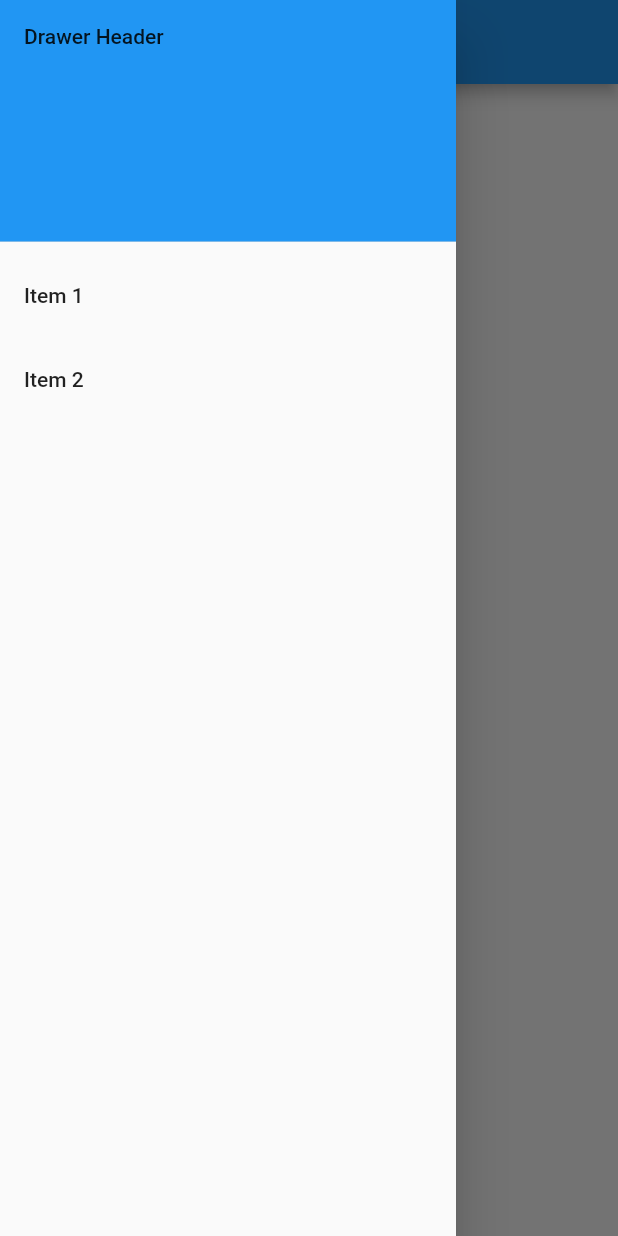
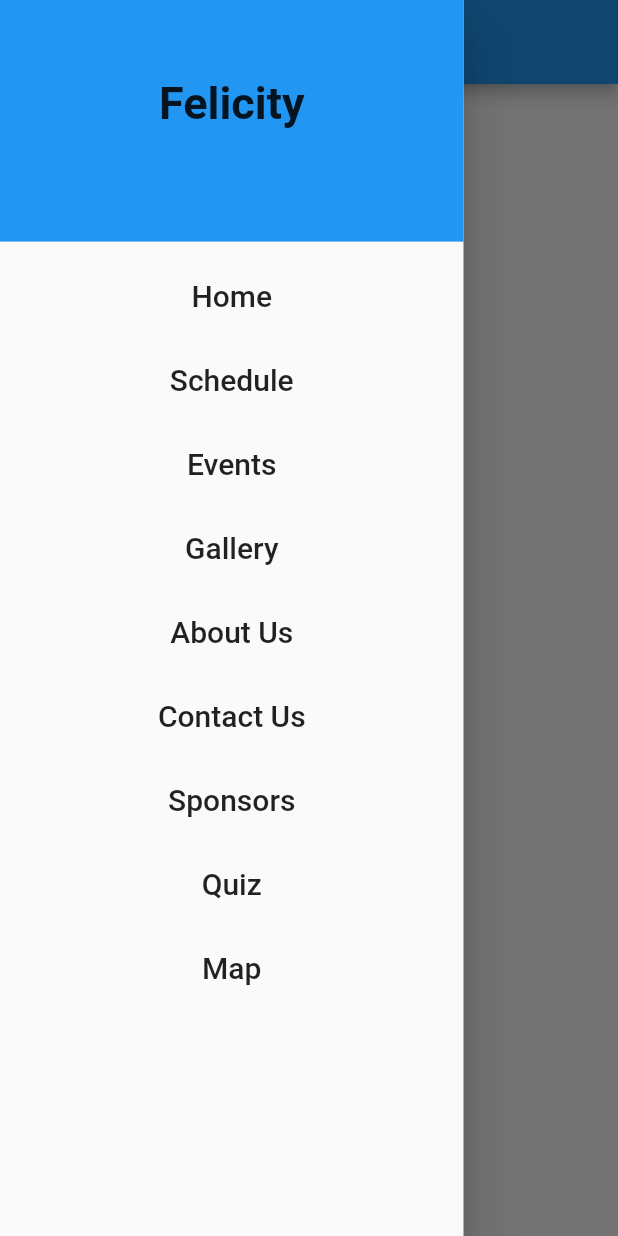
Before and after one commit to daksh0225/felicity_app, a Flutter app: the screen it shows after launch, with the side drawer open, on a phone screen of 412 x 824 dp. Run offline on Flutter 3.47's test engine with Material 2 defaults, Android fonts, the phone set to English and light mode, and no system bars.

Commit message:
Basic structure created

```diff
--- /dev/null
+++ b/lib/about.dart
@@ -0,0 +1,37 @@
+import 'package:flutter/material.dart';
+import 'package:flutter/cupertino.dart';
+import 'main.dart';
+import 'drawer.dart';
+
+class AboutPageRoute extends CupertinoPageRoute {
+	AboutPageRoute()
+		: super(builder: (BuildContext context) => new AboutPage());
+
+
+	// OPTIONAL IF YOU WISH TO HAVE SOME EXTRA ANIMATION WHILE ROUTING
+	@override
+	Widget buildPage(BuildContext context, Animation<double> animation,
+		Animation<double> secondaryAnimation) {
+	return new FadeTransition(opacity: animation, child: new AboutPage());
+	}
+}
+
+class AboutPage extends StatefulWidget {
+ @override
+ _AboutState createState() {
+	 return _AboutState();
+ }
+}
+
+class _AboutState extends State<AboutPage> {
+ @override
+	Widget build(BuildContext context) {
+	 return Scaffold(
+		 appBar: AppBar(title: Text('About')),
+		body: Center(
+		child: Text('hello'),
+		),
+		drawer:  DrawerWidget(),
+		);
+	}
+ }
--- /dev/null
+++ b/lib/contact.dart
@@ -0,0 +1,37 @@
+import 'package:flutter/material.dart';
+import 'package:flutter/cupertino.dart';
+import 'main.dart';
+import 'drawer.dart';
+
+class ContactPageRoute extends CupertinoPageRoute {
+	ContactPageRoute()
+		: super(builder: (BuildContext context) => new ContactPage());
+
+
+	// OPTIONAL IF YOU WISH TO HAVE SOME EXTRA ANIMATION WHILE ROUTING
+	@override
+	Widget buildPage(BuildContext context, Animation<double> animation,
+		Animation<double> secondaryAnimation) {
+	return new FadeTransition(opacity: animation, child: new ContactPage());
+	}
+}
+
+class ContactPage extends StatefulWidget {
+ @override
+ _ContactState createState() {
+	 return _ContactState();
+ }
+}
+
+class _ContactState extends State<ContactPage> {
+ @override
+	Widget build(BuildContext context) {
+	 return Scaffold(
+		 appBar: AppBar(title: Text('Contact')),
+		body: Center(
+		child: Text('hello'),
+		),
+		drawer:  DrawerWidget(),
+		);
+	}
+ }
--- /dev/null
+++ b/lib/drawer.dart
@@ -0,0 +1,107 @@
+import 'package:flutter/material.dart';
+import 'package:flutter/cupertino.dart';
+import 'main.dart';
+import 'schedule.dart';
+import 'events.dart';
+import 'gallery.dart';
+import 'about.dart';
+import 'contact.dart';
+import 'sponsor.dart';
+import 'map.dart';
+import 'quiz.dart';
+
+class DrawerWidget extends StatelessWidget{
+	@override
+	Widget build(BuildContext context){
+		return Drawer(
+			child: ListView(
+				padding: EdgeInsets.zero,
+				children: <Widget>[
+					DrawerHeader(
+						child: Text('\nFelicity',
+						textAlign: TextAlign.center,
+						style: TextStyle(fontSize: 30,fontWeight: FontWeight.bold),
+						),
+						decoration: BoxDecoration(
+							color: Colors.blue,
+						),
+					),
+          ListTile(
+						title: Text('Home',
+						textAlign: TextAlign.center,
+						style: TextStyle(fontSize: 20),),
+						onTap: () {
+							Navigator.of(context).pushNamed('/');
+						},
+					),
+					ListTile(
+						title: Text('Schedule'
+						,textAlign: TextAlign.center,
+						style: TextStyle(fontSize: 20),),
+						onTap: () {
+							Navigator.of(context).push(new SchedulePageRoute());
+              // Navigator.of(context).pushNamedAndRemoveUntil('/scchedule', (Route<dynamic> route) => false);
+						},
+					),
+
+					ListTile(
+						title: Text('Events',
+						textAlign: TextAlign.center,
+						style: TextStyle(fontSize: 20),),
+						onTap: () {
+							Navigator.of(context).push(new EventsPageRoute());
+						},
+					),
+					ListTile(
+						title: Text('Gallery',
+						textAlign: TextAlign.center,
+						style: TextStyle(fontSize: 20),),
+						onTap: () {
+							Navigator.of(context).push(new GalleryPageRoute());
+						},
+					),
+					ListTile(
+						title: Text('About Us',
+						textAlign: TextAlign.center,
+						style: TextStyle(fontSize: 20),),
+						onTap: () {
+							Navigator.of(context).push(new AboutPageRoute());
+						},
+					),
+					ListTile(
+						title: Text('Contact Us',
+						textAlign: TextAlign.center,
+						style: TextStyle(fontSize: 20),),
+						onTap: () {
+							Navigator.of(context).push(new ContactPageRoute());
+						},
+					),
+					ListTile(
+						title: Text('Sponsors',
+						textAlign: TextAlign.center,
+						style: TextStyle(fontSize: 20),),
+						onTap: () {
+							Navigator.of(context).push(new SponsorPageRoute());
+						},
+					),
+					ListTile(
+						title: Text('Quiz',
+						textAlign: TextAlign.center,
+						style: TextStyle(fontSize: 20),),
+						onTap: () {
+							Navigator.of(context).push(new QuizPageRoute());
+						},
+					),
+					ListTile(
+						title: Text('Map',
+						textAlign: TextAlign.center,
+						style: TextStyle(fontSize: 20),),
+						onTap: () {
+							Navigator.of(context).push(new MapPageRoute());
+						},
+					),
+				],
+			),
+		);
+	}
+}
--- /dev/null
+++ b/lib/events.dart
@@ -0,0 +1,37 @@
+import 'package:flutter/material.dart';
+import 'package:flutter/cupertino.dart';
+import 'main.dart';
+import 'drawer.dart';
+
+class EventsPageRoute extends CupertinoPageRoute {
+	EventsPageRoute()
+		: super(builder: (BuildContext context) => new EventsPage());
+
+
+	// OPTIONAL IF YOU WISH TO HAVE SOME EXTRA ANIMATION WHILE ROUTING
+	@override
+	Widget buildPage(BuildContext context, Animation<double> animation,
+		Animation<double> secondaryAnimation) {
+	return new FadeTransition(opacity: animation, child: new EventsPage());
+	}
+}
+
+class EventsPage extends StatefulWidget {
+ @override
+ _EventsState createState() {
+	 return _EventsState();
+ }
+}
+
+class _EventsState extends State<EventsPage> {
+ @override
+	Widget build(BuildContext context) {
+	 return Scaffold(
+		 appBar: AppBar(title: Text('Events')),
+		body: Center(
+		child: Text('hello'),
+		),
+		drawer:  DrawerWidget(),
+		);
+	}
+ }
--- /dev/null
+++ b/lib/gallery.dart
@@ -0,0 +1,37 @@
+import 'package:flutter/material.dart';
+import 'package:flutter/cupertino.dart';
+import 'main.dart';
+import 'drawer.dart';
+
+class GalleryPageRoute extends CupertinoPageRoute {
+	GalleryPageRoute()
+		: super(builder: (BuildContext context) => new GalleryPage());
+
+
+	// OPTIONAL IF YOU WISH TO HAVE SOME EXTRA ANIMATION WHILE ROUTING
+	@override
+	Widget buildPage(BuildContext context, Animation<double> animation,
+		Animation<double> secondaryAnimation) {
+	return new FadeTransition(opacity: animation, child: new GalleryPage());
+	}
+}
+
+class GalleryPage extends StatefulWidget {
+ @override
+ _GalleryState createState() {
+	 return _GalleryState();
+ }
+}
+
+class _GalleryState extends State<GalleryPage> {
+ @override
+	Widget build(BuildContext context) {
+	 return Scaffold(
+		 appBar: AppBar(title: Text('Gallery')),
+		body: Center(
+		child: Text('hello'),
+		),
+		drawer:  DrawerWidget(),
+		);
+	}
+ }
--- a/lib/main.dart
+++ b/lib/main.dart
@@ -1,4 +1,14 @@
 import 'package:flutter/material.dart';
+import 'package:flutter/cupertino.dart';
+import 'schedule.dart';
+import 'events.dart';
+import 'gallery.dart';
+import 'about.dart';
+import 'contact.dart';
+import 'sponsor.dart';
+import 'map.dart';
+import 'quiz.dart';
+import 'drawer.dart';
 
 void main() => runApp(MyApp());
 
@@ -11,117 +21,51 @@ class MyApp extends StatelessWidget {
 			title: appTitle,
 			initialRoute: '/',
 		routes: {
-			'/': (context) => MyHomePage(),
-			'/second': (context) => SecondPage(),
+			'/': (context) => HomePage(),
+			'/schedule': (context) => SchedulePage(),
+			'/events': (context) => EventsPage(),
+			'/gallery': (context) => GalleryPage(),
+			'/about': (context) => AboutPage(),
+			'/contact': (context) => ContactPage(),
+			'/sponsor': (context) => SponsorPage(),
+			'/map': (context) => MapPage(),
+			'/quiz': (context) => QuizPage(),
 		},
 		);
 	}
 }
 
-class MyHomePage extends StatelessWidget {
-	final String title;
-	MyHomePage({Key key, this.title}) : super(key: key);
+class HomePageRoute extends CupertinoPageRoute {
+	HomePageRoute()
+		: super(builder: (BuildContext context) => new HomePage());
+
+
+	// OPTIONAL IF YOU WISH TO HAVE SOME EXTRA ANIMATION WHILE ROUTING
+	@override
+	Widget buildPage(BuildContext context, Animation<double> animation,
+		Animation<double> secondaryAnimation) {
+	return new FadeTransition(opacity: animation, child: new HomePage());
+	}
+}
+class HomePage extends StatefulWidget {
+ @override
+ _HomeState createState() {
+	 return _HomeState();
+ }
+}
+
+class _HomeState extends State<HomePage> {
 
 	@override
 	Widget build(BuildContext context) {
+		Size size = MediaQuery.of(context).size*0.75;
 		return Scaffold(
-			appBar: AppBar(title: Text('Hello')),
+			appBar: AppBar(title: Text('Felicity App')),
 			body: Center(child: Text('My Page!')),
-			drawer: Drawer(
-				// Add a ListView to the drawer. This ensures the user can scroll
-				// through the options in the drawer if there isn't enough vertical
-				// space to fit everything.
-				child: ListView(
-					// Important: Remove any padding from the ListView.
-					padding: EdgeInsets.zero,
-					children: <Widget>[
-						DrawerHeader(
-							child: Text('Drawer Header'),
-							decoration: BoxDecoration(
-								color: Colors.blue,
-							),
-						),
-						ListTile(
-							title: Text('Item 1'),
-							onTap: () {
-								// Update the state of the app
-								// ...
-								// Then close the drawer
-								Navigator.pushNamed(context,'/second');
-								// Navigator.pop(context);
-							},
-						),
-						ListTile(
-							title: Text('Item 2'),
-							onTap: () {
-								// Update the state of the app
-								// ...
-								// Then close the drawer
-								Navigator.pop(context);
-							},
-						),
-					],
-				),
+			drawer: SizedBox(
+				width: size.width,
+				child: DrawerWidget(),
 			),
 		);
 	}
 }
-
-class SecondPage extends StatefulWidget {
- @override
- _SecondState createState() {
-   return _SecondState();
- }
-}
-
-class _SecondState extends State<SecondPage> {
- @override
-	Widget build(BuildContext context) {
-   return Scaffold(
-     appBar: AppBar(title: Text('Faulty Manholes')),
-    body: Center(
-    //   child: RaisedButton(
-    //     child: Text('hello'),
-    //     onPressed:(){
-    //      Navigator.pop(context);
-    //     },
-	child: Text('hello'),
-   ),
-   drawer:  Drawer(
-				// Add a ListView to the drawer. This ensures the user can scroll
-				// through the options in the drawer if there isn't enough vertical
-				// space to fit everything.
-				child: ListView(
-					// Important: Remove any padding from the ListView.
-					padding: EdgeInsets.zero,
-					children: <Widget>[
-						DrawerHeader(
-							child: Text('Drawer Header'),
-							decoration: BoxDecoration(
-								color: Colors.blue,
-							),
-						),
-						ListTile(
-							title: Text('Item 1'),
-							// onTap: () {
-								// Update the state of the app
-								// ...
-								// Then close the drawer
-								// Navigator.pop(context);
-							// },
-						),
-						ListTile(
-							title: Text('Item 2'),
-							// onTap: () {
-								// Update the state of the app
-								// ...
-								// Then close the drawer
-								// Navigator.pop(context);
-							// },
-						),
-					],
-				),
-			),
-    );
- }
- }
--- /dev/null
+++ b/lib/map.dart
@@ -0,0 +1,37 @@
+import 'package:flutter/material.dart';
+import 'package:flutter/cupertino.dart';
+import 'main.dart';
+import 'drawer.dart';
+
+class MapPageRoute extends CupertinoPageRoute {
+	MapPageRoute()
+		: super(builder: (BuildContext context) => new MapPage());
+
+
+	// OPTIONAL IF YOU WISH TO HAVE SOME EXTRA ANIMATION WHILE ROUTING
+	@override
+	Widget buildPage(BuildContext context, Animation<double> animation,
+		Animation<double> secondaryAnimation) {
+	return new FadeTransition(opacity: animation, child: new MapPage());
+	}
+}
+
+class MapPage extends StatefulWidget {
+ @override
+ _MapState createState() {
+	 return _MapState();
+ }
+}
+
+class _MapState extends State<MapPage> {
+ @override
+	Widget build(BuildContext context) {
+	 return Scaffold(
+		 appBar: AppBar(title: Text('Map')),
+		body: Center(
+		child: Text('hello'),
+		),
+		drawer:  DrawerWidget(),
+		);
+	}
+ }
--- /dev/null
+++ b/lib/quiz.dart
@@ -0,0 +1,37 @@
+import 'package:flutter/material.dart';
+import 'package:flutter/cupertino.dart';
+import 'main.dart';
+import 'drawer.dart';
+
+class QuizPageRoute extends CupertinoPageRoute {
+	QuizPageRoute()
+		: super(builder: (BuildContext context) => new QuizPage());
+
+
+	// OPTIONAL IF YOU WISH TO HAVE SOME EXTRA ANIMATION WHILE ROUTING
+	@override
+	Widget buildPage(BuildContext context, Animation<double> animation,
+		Animation<double> secondaryAnimation) {
+	return new FadeTransition(opacity: animation, child: new QuizPage());
+	}
+}
+
+class QuizPage extends StatefulWidget {
+ @override
+ _QuizState createState() {
+	 return _QuizState();
+ }
+}
+
+class _QuizState extends State<QuizPage> {
+ @override
+	Widget build(BuildContext context) {
+	 return Scaffold(
+		 appBar: AppBar(title: Text('Quiz')),
+		body: Center(
+		child: Text('hello'),
+		),
+		drawer:  DrawerWidget(),
+		);
+	}
+ }
--- /dev/null
+++ b/lib/schedule.dart
@@ -0,0 +1,36 @@
+import 'package:flutter/material.dart';
+import 'package:flutter/cupertino.dart';
+import 'main.dart';
+import 'drawer.dart';
+class SchedulePageRoute extends CupertinoPageRoute {
+	SchedulePageRoute()
+		: super(builder: (BuildContext context) => new SchedulePage());
+
+
+	// OPTIONAL IF YOU WISH TO HAVE SOME EXTRA ANIMATION WHILE ROUTING
+	@override
+	Widget buildPage(BuildContext context, Animation<double> animation,
+		Animation<double> secondaryAnimation) {
+	return new FadeTransition(opacity: animation, child: new SchedulePage());
+	}
+}
+
+class SchedulePage extends StatefulWidget {
+ @override
+ _ScheduleState createState() {
+	 return _ScheduleState();
+ }
+}
+
+class _ScheduleState extends State<SchedulePage> {
+ @override
+	Widget build(BuildContext context) {
+	 return Scaffold(
+		 appBar: AppBar(title: Text('Schedule')),
+		body: Center(
+		child: Text('hello'),
+		),
+		drawer:  DrawerWidget(),
+		);
+	}
+ }
```
Also changed, not shown: lib/sponsor.dart (added, +37 -0 lines), 1 other file.
